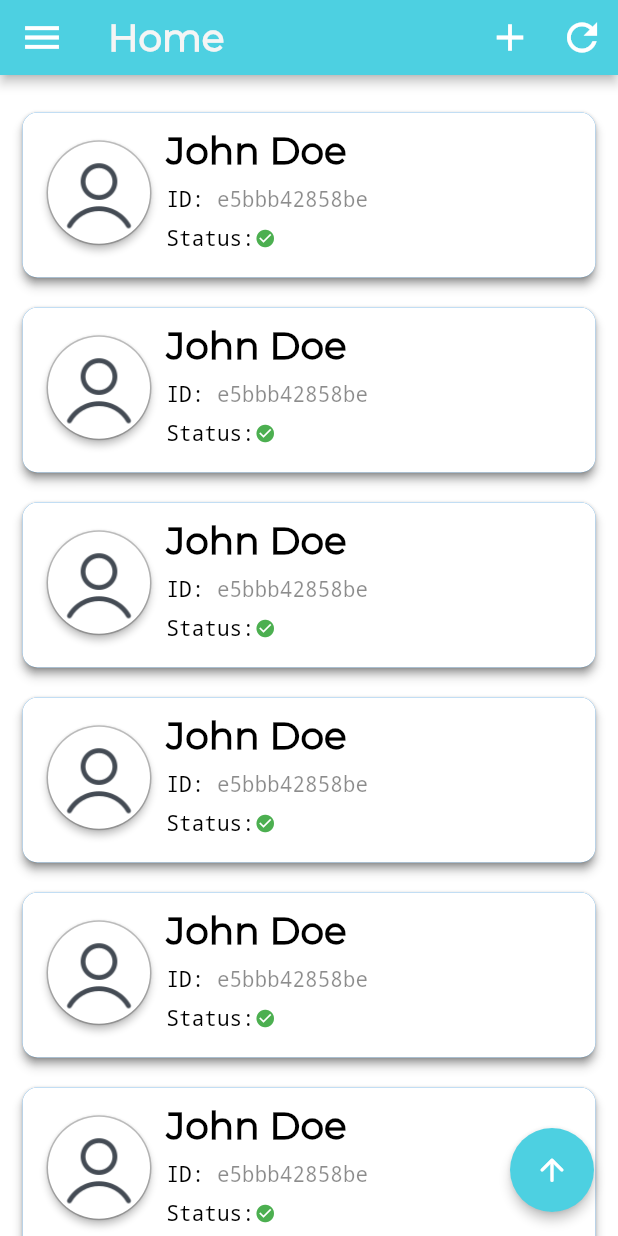
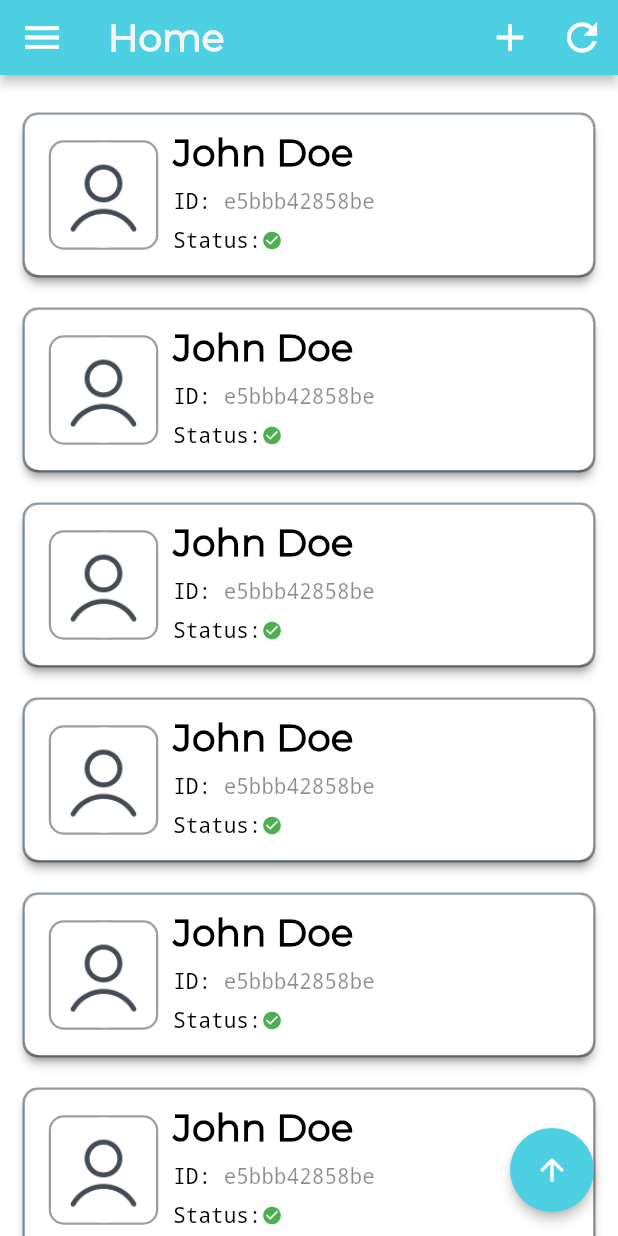
Before and after one commit to Adithya2018/Covid-Vaccine-Slot-Booking-Service, a Flutter app: the screen it shows once a user with an empty profile is signed in, on a phone screen of 412 x 824 dp. Run offline on Flutter 3.47's test engine with Material 2 defaults, Android fonts, the phone set to English and light mode, and no system bars; drawn by our look-alikes of circular_profile_avatar; our stand-ins replace firebase_auth, firebase_core, otp_text_field, syncfusion_flutter_calendar; accounts and stored records are empty.

Commit message:
resolved inconsistency

```diff
--- a/covid_vaccine/lib/screens/home/home.dart
+++ b/covid_vaccine/lib/screens/home/home.dart
@@ -1,7 +1,5 @@
 import 'dart:io';
 
-import 'package:circular_profile_avatar/circular_profile_avatar.dart';
-import 'package:covid_vaccine/screens/registration/registration.dart';
 import 'package:covid_vaccine/services/auth.dart';
 import 'package:flutter/material.dart';
 import 'package:covid_vaccine/screens/authenticate/authenticate.dart';
@@ -51,14 +49,14 @@ class _MyHomePageState extends State<MyHomePage> {
       //width: 375,
       height: 110,
       alignment: Alignment.bottomCenter,
-      /*decoration: BoxDecoration(
+      /**/ decoration: BoxDecoration(
         //color: Colors.orange,
         border: Border.all(color: Colors.grey /*[800]*/, width: 1.5),
         borderRadius: BorderRadius.all(
           Radius.circular(10.0),
         ), // set rounded corner radius
         //boxShadow: [BoxShadow(blurRadius: 10,color: Colors.black,offset: Offset(1,3))]// make rounded corner of border
-      ),*/
+      ),
       child: Material(
         elevation: 3.0,
         borderRadius: BorderRadius.circular(10.0),
@@ -90,7 +88,25 @@ class _MyHomePageState extends State<MyHomePage> {
                       top: 10.0,
                       right: 10.0,
                     ),
-                    child: CircularProfileAvatar(
+                    child: Container(
+                      decoration: BoxDecoration(
+                        border: Border.all(
+                          color: Colors.grey /*[800]*/,
+                          width: 1.5,
+                        ),
+                        borderRadius: BorderRadius.all(
+                          Radius.circular(10.0),
+                        ), // set rounded corner radius
+                      ),
+                      child: CircleAvatar(
+                        child: Image(
+                          image: AssetImage('assets/profile.png'),
+                        ),
+                        radius: 35,
+                        backgroundColor: Colors.white,
+                      ),
+                    ),
+                    /*child: CircularProfileAvatar(
                       '',
                       child: Image(
                         image: AssetImage('assets/profile.png'),
@@ -100,7 +116,7 @@ class _MyHomePageState extends State<MyHomePage> {
                       borderWidth: 1,
                       elevation: 2,
                       radius: 35,
-                    ),
+                    ),*/
                   ),
                   Column(
                     //mainAxisAlignment: MainAxisAlignment.start,
--- a/covid_vaccine/pubspec.yaml
+++ b/covid_vaccine/pubspec.yaml
@@ -32,7 +32,7 @@ dependencies:
   firebase_auth: ^0.20.0+1
   cloud_firestore: ^0.16.0
   firebase_core: ^0.7.0
-  circular_profile_avatar: ^1.0.6
+  #circular_profile_avatar: ^1.0.6
   table_calendar: ^2.3.3
   provider: ^4.3.3
   syncfusion_flutter_calendar: ^18.4.41
```
Also changed, not shown: 1 other file.
